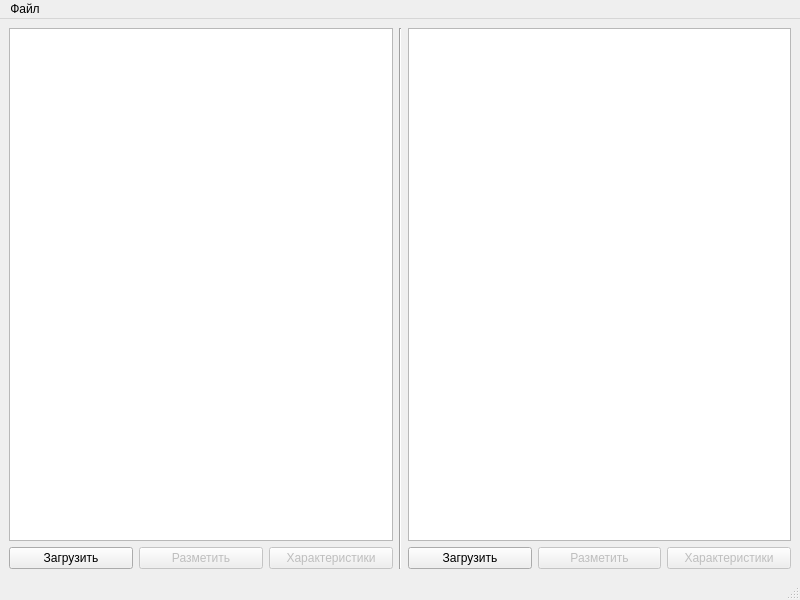
parchoc/scanstep, file MainWindow.ui: the form before one commit.
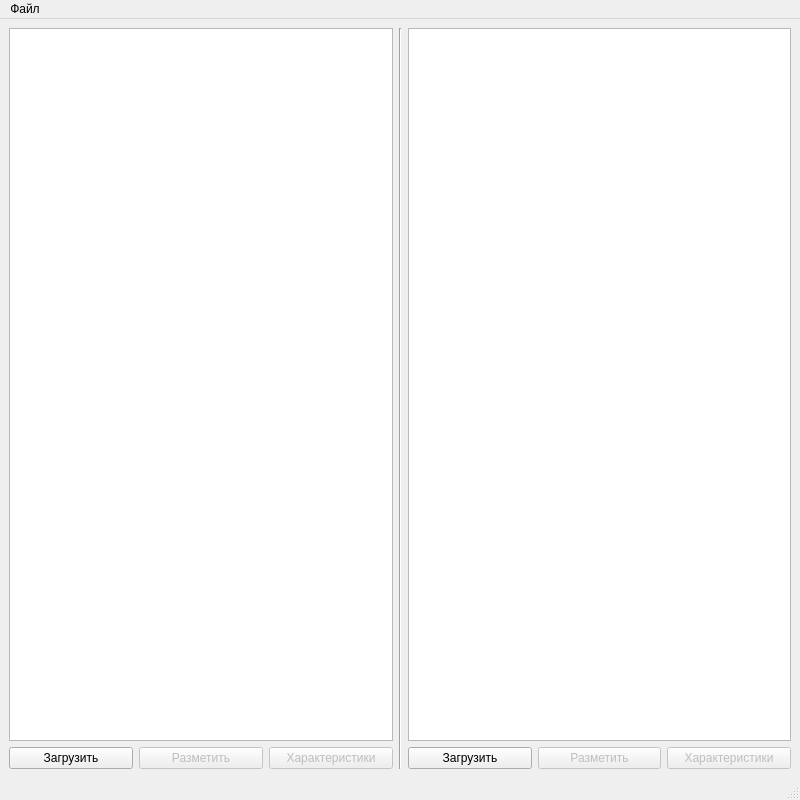
The form after the commit.

Diff of the .ui file:
```diff
--- a/MainWindow.ui
+++ b/MainWindow.ui
@@ -7,7 +7,7 @@
     <x>0</x>
     <y>0</y>
     <width>800</width>
-    <height>600</height>
+    <height>800</height>
    </rect>
   </property>
   <property name="windowTitle">
```
Left out of the diff: 8 changed lines with no effect on the pictures.
